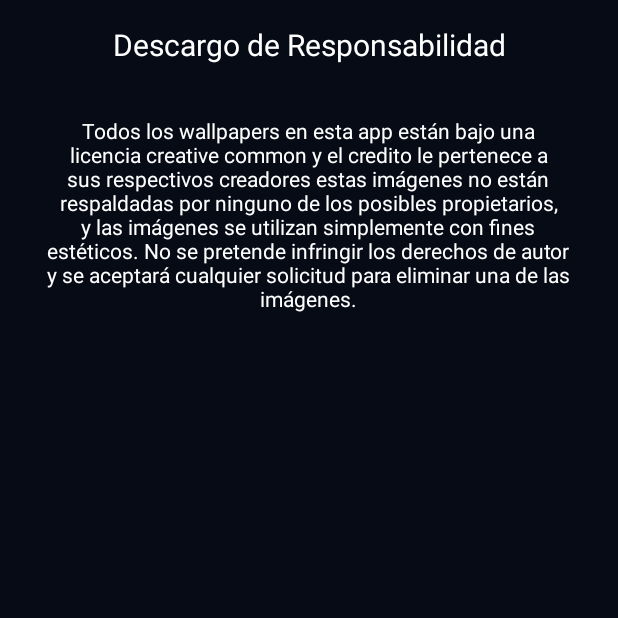
After one commit to DanCRk/NierWallpapers, an Android app: the FullscreenActivity screen opened directly, with no data from a screen before it, on a phone screen of 412 x 824 dp, the top half of it. The commit adds this screen. Run offline under Robolectric (Android 15) with nearby library versions, the phone set to English and light mode, and no system bars.

```diff
--- /dev/null
+++ b/app/src/main/java/com/wallpaper/nier/FullscreenActivity.java
@@ -0,0 +1,22 @@
+package com.wallpaper.nier;
+
+import android.annotation.SuppressLint;
+
+import androidx.annotation.Nullable;
+import androidx.appcompat.app.ActionBar;
+import androidx.appcompat.app.AppCompatActivity;
+
+import android.os.Bundle;
+import android.os.Handler;
+import android.view.MotionEvent;
+import android.view.View;
+
+
+public class FullscreenActivity extends AppCompatActivity {
+
+    @Override
+    protected void onCreate(@Nullable Bundle savedInstanceState) {
+        super.onCreate(savedInstanceState);
+        setContentView(R.layout.activity_fullscreen);
+    }
+}
--- /dev/null
+++ b/app/src/main/res/layout/activity_fullscreen.xml
@@ -0,0 +1,35 @@
+<?xml version="1.0" encoding="utf-8"?>
+<androidx.constraintlayout.widget.ConstraintLayout xmlns:android="http://schemas.android.com/apk/res/android"
+    xmlns:app="http://schemas.android.com/apk/res-auto"
+    xmlns:tools="http://schemas.android.com/tools"
+    android:layout_width="match_parent"
+    android:layout_height="match_parent"
+    android:background="@color/negro_principal"
+    tools:context=".FullscreenActivity">
+
+    <TextView
+        android:layout_width="wrap_content"
+        android:layout_height="wrap_content"
+        android:layout_marginTop="16dp"
+        android:text="Descargo de Responsabilidad"
+        android:textColor="@color/blanco"
+        android:textSize="20sp"
+        app:layout_constraintEnd_toEndOf="parent"
+        app:layout_constraintStart_toStartOf="parent"
+        app:layout_constraintTop_toTopOf="parent"
+        tools:ignore="HardcodedText" />
+
+    <TextView
+        android:layout_width="350dp"
+        android:textAlignment="center"
+        android:layout_height="wrap_content"
+        android:text="@string/privacidaddd"
+        android:textColor="@color/blanco"
+        app:layout_constraintBottom_toBottomOf="parent"
+        app:layout_constraintEnd_toEndOf="parent"
+        app:layout_constraintHorizontal_bias="0.491"
+        app:layout_constraintStart_toStartOf="parent"
+        app:layout_constraintTop_toTopOf="parent"
+        app:layout_constraintVertical_bias="0.112" />
+
+</androidx.constraintlayout.widget.ConstraintLayout>
--- a/app/src/main/res/values/colors.xml
+++ b/app/src/main/res/values/colors.xml
@@ -9,4 +9,6 @@
     <color name="azul_btn">#0072D5</color>
     <color name="azul_oscuro">#0730FF</color>
     <color name="azul_texto">#4986FF</color>
+
+    <color name="black_overlay">#66000000</color>
 </resources>
--- a/app/src/main/res/values/strings.xml
+++ b/app/src/main/res/values/strings.xml
@@ -1,4 +1,4 @@
-<resources>
+<resources xmlns:tools="http://schemas.android.com/tools">
     <string name="app_name">Nier Wallpapers</string>
     <string name="title_activity_main">MainActivity</string>
     <string name="navigation_drawer_open">Open navigation drawer</string>
@@ -14,4 +14,7 @@
     <string name="hello_blank_fragment">Hello blank fragment</string>
     <string name="open">open</string>
     <string name="close">close</string>
+    <string name="title_activity_fullscreen">FullscreenActivity</string>
+    <string name="privacidaddd" tools:ignore="Typos">Todos los wallpapers en esta app están bajo una licencia creative common y el credito le pertenece a sus respectivos creadores estas imágenes no están respaldadas por ninguno de los posibles propietarios, y las imágenes se utilizan simplemente con fines estéticos. No se pretende infringir los derechos de autor y se aceptará cualquier solicitud para eliminar una de las imágenes.
+</string>
 </resources>
```
Also changed, not shown: app/src/main/AndroidManifest.xml (+7 -5 lines), app/src/main/java/com/wallpaper/nier/AcercadeActivity.java (added, +61 -0 lines), app/src/main/java/com/wallpaper/nier/MainActivity.java (+11 -0 lines), app/src/main/java/com/wallpaper/nier/fragments/tab1Fragment.java (+32 -2 lines), app/src/main/res/anim/desplazamiento_abajo.xml (added, +11 -0 lines), app/src/main/res/anim/desplazamiento_arriba.xml (added, +11 -0 lines), app/src/main/res/anim/desplazamiento_arriba2.xml (added, +11 -0 lines), app/src/main/res/layout/activity_acercade.xml (added, +76 -0 lines), app/src/main/res/menu/drawer_menu.xml (+4 -4 lines), app/src/main/res/values/attrs.xml (added, +12 -0 lines), app/src/main/res/values/styles.xml (+15 -1 lines).
